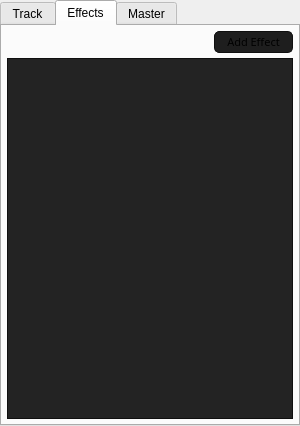
The window that src/gui/infowidget.ui (tom-23/Horizon) describes before a commit, drawn with Qt 5.
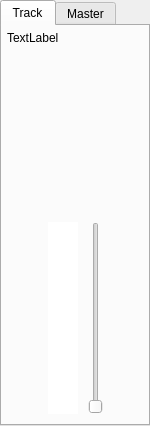
The same window after the commit. The open tabs and pages were chosen to show the change.

```diff
--- a/src/gui/infowidget.ui
+++ b/src/gui/infowidget.ui
@@ -6,19 +6,19 @@
    <rect>
     <x>0</x>
     <y>0</y>
-    <width>300</width>
+    <width>150</width>
     <height>426</height>
    </rect>
   </property>
   <property name="minimumSize">
    <size>
-    <width>300</width>
+    <width>150</width>
     <height>0</height>
    </size>
   </property>
   <property name="maximumSize">
    <size>
-    <width>400</width>
+    <width>200</width>
     <height>16777215</height>
    </size>
   </property>
@@ -114,36 +114,32 @@
         </spacer>
        </item>
        <item>
-        <widget class="QProgressBar" name="outputMeter">
-         <property name="value">
-          <number>24</number>
+        <widget class="QWidget" name="widget" native="true">
+         <property name="minimumSize">
+          <size>
+           <width>0</width>
+           <height>100</height>
+          </size>
          </property>
         </widget>
        </item>
-      </layout>
-     </widget>
-     <widget class="QWidget" name="fxTab">
-      <attribute name="title">
-       <string>Effects</string>
-      </attribute>
-      <layout class="QVBoxLayout" name="verticalLayout_3">
-       <property name="spacing">
-        <number>5</number>
-       </property>
-       <property name="leftMargin">
-        <number>5</number>
-       </property>
-       <property name="topMargin">
-        <number>5</number>
-       </property>
-       <property name="rightMargin">
-        <number>5</number>
-       </property>
-       <property name="bottomMargin">
-        <number>5</number>
-       </property>
        <item>
         <layout class="QHBoxLayout" name="horizontalLayout">
+         <property name="spacing">
+          <number>10</number>
+         </property>
+         <property name="leftMargin">
+          <number>0</number>
+         </property>
+         <property name="topMargin">
+          <number>0</number>
+         </property>
+         <property name="rightMargin">
+          <number>0</number>
+         </property>
+         <property name="bottomMargin">
+          <number>5</number>
+         </property>
          <item>
           <spacer name="horizontalSpacer">
            <property name="orientation">
@@ -158,83 +154,57 @@
           </spacer>
          </item>
          <item>
-          <widget class="QPushButton" name="pushButton_3">
-           <property name="font">
-            <font>
-             <family>SF Display</family>
-             <pointsize>-1</pointsize>
-             <weight>50</weight>
-             <bold>false</bold>
-            </font>
+          <widget class="QGraphicsView" name="trackMeter">
+           <property name="sizePolicy">
+            <sizepolicy hsizetype="Minimum" vsizetype="Expanding">
+             <horstretch>0</horstretch>
+             <verstretch>0</verstretch>
+            </sizepolicy>
            </property>
-           <property name="text">
-            <string>Add Effect</string>
+           <property name="maximumSize">
+            <size>
+             <width>30</width>
+             <height>16777215</height>
+            </size>
            </property>
-          </widget>
-         </item>
-        </layout>
-       </item>
-       <item>
-        <widget class="QScrollArea" name="effectList">
-         <property name="frameShape">
-          <enum>QFrame::NoFrame</enum>
-         </property>
-         <property name="frameShadow">
-          <enum>QFrame::Plain</enum>
-         </property>
-         <property name="lineWidth">
-          <number>0</number>
-         </property>
-         <property name="widgetResizable">
-          <bool>true</bool>
-         </property>
-         <widget class="QWidget" name="effectListContents">
-          <property name="geometry">
-           <rect>
-            <x>0</x>
-            <y>0</y>
-            <width>284</width>
-            <height>360</height>
-           </rect>
-          </property>
-          <layout class="QVBoxLayout" name="verticalLayout">
-           <property name="spacing">
+           <property name="frameShape">
+            <enum>QFrame::NoFrame</enum>
+           </property>
+           <property name="frameShadow">
+            <enum>QFrame::Plain</enum>
+           </property>
+           <property name="lineWidth">
             <number>0</number>
            </property>
-           <property name="leftMargin">
-            <number>1</number>
+           <property name="verticalScrollBarPolicy">
+            <enum>Qt::ScrollBarAlwaysOff</enum>
            </property>
-           <property name="topMargin">
-            <number>1</number>
+           <property name="horizontalScrollBarPolicy">
+            <enum>Qt::ScrollBarAlwaysOff</enum>
            </property>
-           <property name="rightMargin">
-            <number>1</number>
+          </widget>
+         </item>
+         <item>
+          <widget class="QSlider" name="gainSlider">
+           <property name="orientation">
+            <enum>Qt::Vertical</enum>
            </property>
-           <property name="bottomMargin">
-            <number>1</number>
+          </widget>
+         </item>
+         <item>
+          <spacer name="horizontalSpacer_2">
+           <property name="orientation">
+            <enum>Qt::Horizontal</enum>
            </property>
-           <item>
-            <widget class="QFrame" name="effectListSpacer">
-             <property name="sizePolicy">
-              <sizepolicy hsizetype="Preferred" vsizetype="Expanding">
-               <horstretch>0</horstretch>
-               <verstretch>0</verstretch>
-              </sizepolicy>
-             </property>
-             <property name="frameShape">
-              <enum>QFrame::NoFrame</enum>
-             </property>
-             <property name="frameShadow">
-              <enum>QFrame::Plain</enum>
-             </property>
-             <property name="lineWidth">
-              <number>0</number>
-             </property>
-            </widget>
-           </item>
-          </layout>
-         </widget>
-        </widget>
+           <property name="sizeHint" stdset="0">
+            <size>
+             <width>40</width>
+             <height>20</height>
+            </size>
+           </property>
+          </spacer>
+         </item>
+        </layout>
        </item>
       </layout>
      </widget>
```
